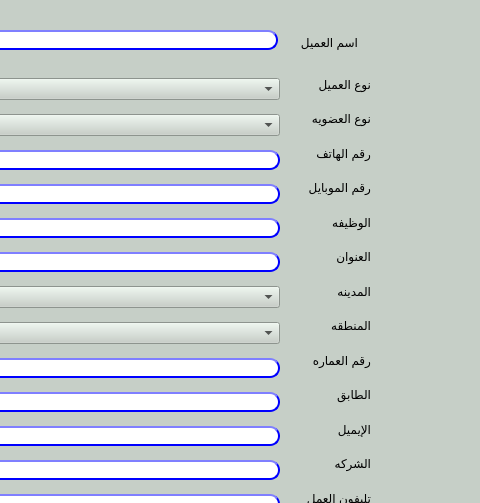
Qt form presentation/loyalty_ui/modifyCustomer.ui (shymaa123456/HyperPOS2020) before a commit; both pictures show x 521 to 1001 and y 0 to 503 of the 1001 by 648 pixel window.
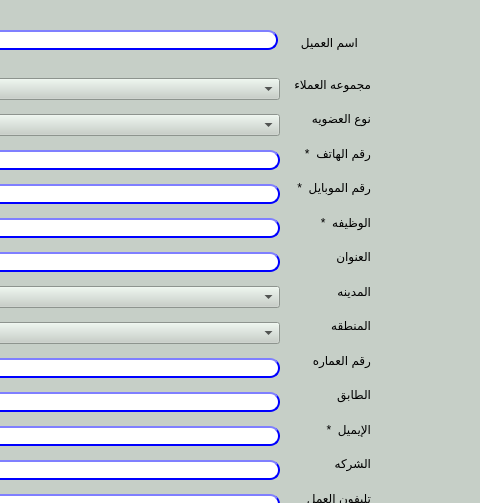
The same form after that commit.

What changed in the file:
```diff
--- a/presentation/loyalty_ui/modifyCustomer.ui
+++ b/presentation/loyalty_ui/modifyCustomer.ui
@@ -35,7 +35,7 @@
     <item>
      <widget class="QLabel" name="label_17">
       <property name="text">
-       <string>نوع العميل</string>
+       <string>مجموعه العملاء</string>
       </property>
      </widget>
     </item>
@@ -49,21 +49,21 @@
     <item>
      <widget class="QLabel" name="label_2">
       <property name="text">
-       <string>رقم الهاتف</string>
+       <string>رقم الهاتف  *</string>
       </property>
      </widget>
     </item>
     <item>
      <widget class="QLabel" name="label">
       <property name="text">
-       <string>رقم الموبايل</string>
+       <string>رقم الموبايل  *</string>
       </property>
      </widget>
     </item>
     <item>
      <widget class="QLabel" name="label_4">
       <property name="text">
-       <string>الوظيفه</string>
+       <string>الوظيفه  *</string>
       </property>
      </widget>
     </item>
@@ -105,7 +105,7 @@
     <item>
      <widget class="QLabel" name="label_10">
       <property name="text">
-       <string>اﻹيميل</string>
+       <string>اﻹيميل  *</string>
       </property>
      </widget>
     </item>
```
